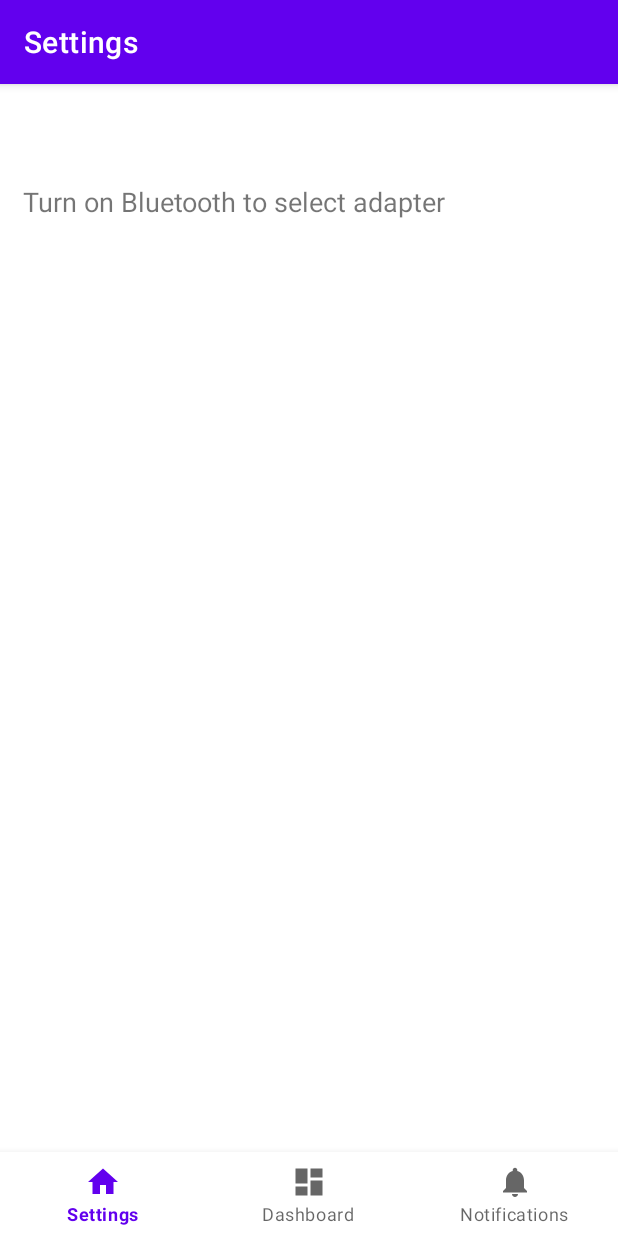
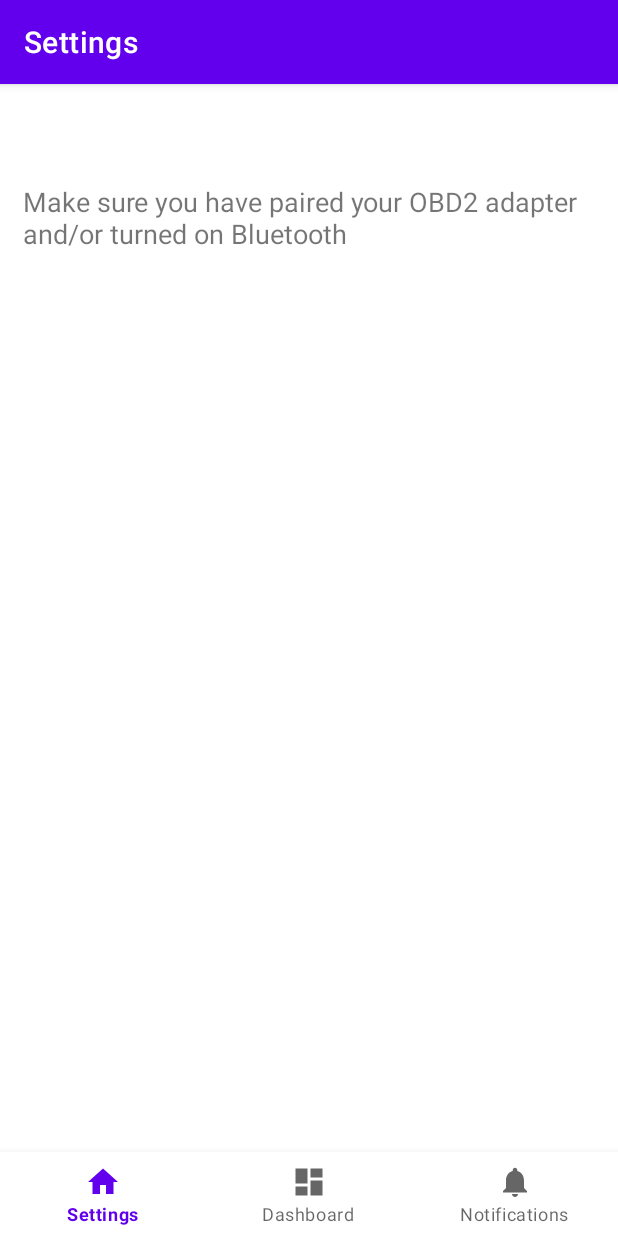
Before and after one commit to thanxx/voltage, an Android app: the screen it shows after launch (MainActivity), on a phone screen of 412 x 824 dp. Run offline under Robolectric (Android 15) with nearby library versions, the phone set to English and light mode, and no system bars; our stand-ins replace navigation-ui.

Commit message:
fix error handling

```diff
--- a/app/src/main/java/io/tripovan/voltage/communication/BluetoothManager.kt
+++ b/app/src/main/java/io/tripovan/voltage/communication/BluetoothManager.kt
@@ -3,6 +3,7 @@ package io.tripovan.voltage.communication
 import android.annotation.SuppressLint
 import android.bluetooth.BluetoothAdapter
 import android.bluetooth.BluetoothDevice
+import android.bluetooth.BluetoothManager
 import android.bluetooth.BluetoothSocket
 import android.util.Log
 import io.tripovan.voltage.data.ScanResult
@@ -17,9 +18,25 @@ class BluetoothManager constructor(private val address: String) {
     private var outputStream: OutputStream
 
 
-    private val bluetoothAdapter: BluetoothAdapter = BluetoothAdapter.getDefaultAdapter()
     private var device: BluetoothDevice? = null
     var bluetoothSocket: BluetoothSocket
+    //var instance: io.tripovan.voltage.communication.BluetoothManager = this
+
+    companion object {
+
+        private val bluetoothAdapter: BluetoothAdapter = BluetoothAdapter.getDefaultAdapter()
+        @SuppressLint("MissingPermission")
+        fun getPairedDevices(): List<BluetoothDevice> {
+            val pairedDevices: Set<BluetoothDevice>? = bluetoothAdapter.bondedDevices
+            val deviceList = mutableListOf<BluetoothDevice>()
+            pairedDevices?.let {
+                for (device: BluetoothDevice in it) {
+                    deviceList.add(device)
+                }
+            }
+            return deviceList
+        }
+    }
 
     init {
         getSocket().let {
@@ -34,17 +51,7 @@ class BluetoothManager constructor(private val address: String) {
         Log.i("BT", "Socket initialized")
     }
 
-    @SuppressLint("MissingPermission")
-    fun getPairedDevices(): List<BluetoothDevice> {
-        val pairedDevices: Set<BluetoothDevice>? = bluetoothAdapter.bondedDevices
-        val deviceList = mutableListOf<BluetoothDevice>()
-        pairedDevices?.let {
-            for (device: BluetoothDevice in it) {
-                deviceList.add(device)
-            }
-        }
-        return deviceList
-    }
+
 
     @SuppressLint("MissingPermission")
     private fun getSocket(): BluetoothSocket? {
@@ -61,10 +68,6 @@ class BluetoothManager constructor(private val address: String) {
         } else {
             throw Exception("Bluetooth error, enable it, check app settings...")
         }
-
-
-        // Create a Bluetooth socket using the SPP UUID
-
     }
 
     @SuppressLint("MissingPermission")
--- a/app/src/main/java/io/tripovan/voltage/ui/dashboard/DashboardFragment.kt
+++ b/app/src/main/java/io/tripovan/voltage/ui/dashboard/DashboardFragment.kt
@@ -25,7 +25,6 @@ import kotlinx.coroutines.Dispatchers
 import kotlinx.coroutines.GlobalScope
 import kotlinx.coroutines.launch
 import kotlinx.coroutines.withContext
-
 
 class DashboardFragment : Fragment() {
 
@@ -72,14 +71,12 @@ class DashboardFragment : Fragment() {
         }
         if (bluetooth == null) {
             button.isEnabled = false
-            Toast.makeText(context, "Enable bluetooth and try again", Toast.LENGTH_SHORT).show()
         } else {
             button.text = "Scan"
             val spinner = requireActivity().findViewById<View>(R.id.loadingPanel) as ProgressBar
             spinner.visibility = View.GONE
             button.setOnClickListener {
                 spinner.visibility = View.VISIBLE
-
 
                 GlobalScope.launch {
 
--- a/app/src/main/java/io/tripovan/voltage/ui/home/SettingsFragment.kt
+++ b/app/src/main/java/io/tripovan/voltage/ui/home/SettingsFragment.kt
@@ -12,6 +12,7 @@ import androidx.lifecycle.ViewModelProvider
 import androidx.recyclerview.widget.LinearLayoutManager
 import androidx.recyclerview.widget.RecyclerView
 import io.tripovan.voltage.App
+import io.tripovan.voltage.communication.BluetoothManager
 import io.tripovan.voltage.databinding.FragmentSettingsBinding
 import io.tripovan.voltage.ui.home.devices_list.DevicesAdapter
 
@@ -22,12 +23,9 @@ class SettingsFragment : Fragment() {
     private val binding get() = _binding!!
 
     override fun onCreateView(
-        inflater: LayoutInflater,
-        container: ViewGroup?,
-        savedInstanceState: Bundle?
+        inflater: LayoutInflater, container: ViewGroup?, savedInstanceState: Bundle?
     ): View {
-        val settingsViewModel =
-            ViewModelProvider(this).get(SettingsViewModel::class.java)
+        val settingsViewModel = ViewModelProvider(this).get(SettingsViewModel::class.java)
 
         // init settings
         val sharedPref = context?.getSharedPreferences("voltage_settings", Context.MODE_PRIVATE)
@@ -41,19 +39,15 @@ class SettingsFragment : Fragment() {
         button.visibility = View.GONE
 
 
-        var bluetoothManager = App.instance.getBluetoothManager()
+        //var bluetoothManager = App.instance.getBluetoothManager()
+        var btDevices = BluetoothManager.getPairedDevices()
+        settingsViewModel.updateDevicesList(btDevices)
+        btDevices.isEmpty().let { settingsViewModel.updateText("Make sure you have paired your OBD2 adapter and/or turned on Bluetooth") }
 
+        if (adapterAddress != null) {
+            settingsViewModel.updateText("Selected adapter: $adapterAddress")
+        }
 
-        if (bluetoothManager != null) {
-            settingsViewModel.updateDevicesList(bluetoothManager.getPairedDevices())
-            if (adapterAddress != null) {
-                settingsViewModel.updateText("Selected adapter: $adapterAddress")
-            }
-
-        } else {
-            settingsViewModel.updateDevicesList(emptyList())
-            settingsViewModel.updateText("Turn on Bluetooth to select adapter")
-        }
 
 
         devicesView = binding.devices
--- a/app/src/main/java/io/tripovan/voltage/ui/home/devices_list/DevicesAdapter.kt
+++ b/app/src/main/java/io/tripovan/voltage/ui/home/devices_list/DevicesAdapter.kt
@@ -36,12 +36,11 @@ class DevicesAdapter(private var dataList: List<BluetoothDevice>, var fragment:
             editor.putString("adapter_address", adapterAddress)
             editor.apply()
             settingsViewModel.updateText(adapterAddress)
-            Toast.makeText(context, dataList[position].name, Toast.LENGTH_SHORT).show()
+            var name = dataList[position].name
+            Toast.makeText(context, "$name is selected", Toast.LENGTH_SHORT).show()
 
-            // Redirect to settings if we have no host
             val navView: BottomNavigationView =
                 fragment.requireActivity().findViewById(R.id.nav_view)
-            //navView.menu.findItem(R.id.navigation_dashboard).setChecked(true)
             navView.selectedItemId = R.id.navigation_dashboard
         }
     }
--- a/app/src/main/res/layout/fragment_settings.xml
+++ b/app/src/main/res/layout/fragment_settings.xml
@@ -21,6 +21,7 @@
         android:layout_marginBottom="10dp"
         android:layout_marginEnd="15dp"
         android:textSize="18sp"
+        android:text="Select OBD2 adapter"
 
         app:layout_constraintBottom_toTopOf="@id/selected_device"
         app:layout_constraintTop_toTopOf="parent"/>
```
